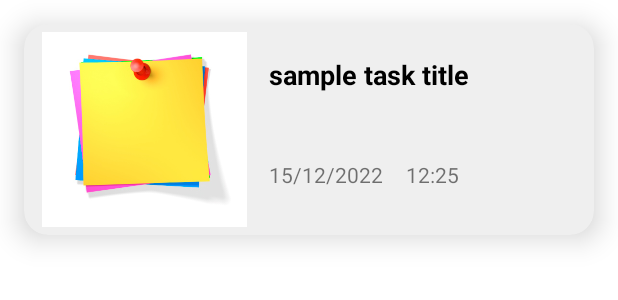
After one commit to JinXue99/FinderX_MAD, an Android app: the layout task_view_for_teacher.xml on its own in the app's theme, with its tools: preview values and no code run, on a phone screen of 412 x 824 dp. The commit adds this screen. Shown: the top 300 px of the screen. Run offline under Robolectric (Android 15) with nearby library versions, the phone set to English and light mode, and no system bars.

Commit message:
Recycle view_task view for teacher

```diff
--- a/app/src/main/java/com/example/finderx_mad/Adapter.java
+++ b/app/src/main/java/com/example/finderx_mad/Adapter.java
@@ -25,7 +25,7 @@ public class Adapter extends RecyclerView.Adapter<Adapter.ViewHolder> {
     @NonNull
     @Override
     public Adapter.ViewHolder onCreateViewHolder(@NonNull ViewGroup parent, int viewType) {
-        View view = inflater.inflate(R.layout.task_view, parent, false);
+        View view = inflater.inflate(R.layout.task_view_for_teacher, parent, false);
         return new ViewHolder(view);
     }
 
--- /dev/null
+++ b/app/src/main/res/layout/task_view_for_teacher.xml
@@ -0,0 +1,81 @@
+<?xml version="1.0" encoding="utf-8"?>
+<androidx.cardview.widget.CardView xmlns:android="http://schemas.android.com/apk/res/android"
+    android:layout_width="match_parent"
+    android:layout_height="wrap_content"
+    xmlns:app="http://schemas.android.com/apk/res-auto"
+    app:cardElevation="12dp"
+    app:cardCornerRadius="16dp"
+    android:layout_margin="16dp"
+    android:backgroundTint="#efefef">
+
+    <androidx.constraintlayout.widget.ConstraintLayout
+        android:layout_width="match_parent"
+        android:layout_height="match_parent"
+        android:elevation="5dp"
+        android:padding="5dp">
+
+        <androidx.constraintlayout.widget.ConstraintLayout
+            android:id="@+id/constraintLayout"
+            android:layout_width="match_parent"
+            android:layout_height="match_parent">
+
+            <ImageView
+                android:id="@+id/ivTaskImage"
+                android:layout_width="150dp"
+                android:layout_height="130dp"
+                app:layout_constraintStart_toStartOf="parent"
+                app:layout_constraintTop_toTopOf="parent"
+                app:srcCompat="@drawable/task_logo" />
+
+            <androidx.constraintlayout.widget.ConstraintLayout
+                android:layout_width="0dp"
+                android:layout_height="0dp"
+                app:layout_constraintBottom_toBottomOf="parent"
+                app:layout_constraintEnd_toEndOf="parent"
+                app:layout_constraintStart_toEndOf="@+id/ivTaskImage"
+                app:layout_constraintTop_toTopOf="parent">
+
+                <TextView
+                    android:id="@+id/nTitle"
+                    android:layout_width="0dp"
+                    android:layout_height="wrap_content"
+                    android:layout_marginStart="8dp"
+                    android:layout_marginTop="16dp"
+                    android:layout_marginEnd="8dp"
+                    android:text="sample task title"
+                    android:textColor="#000000"
+                    android:textSize="18sp"
+                    android:textStyle="bold"
+                    app:layout_constraintEnd_toEndOf="parent"
+                    app:layout_constraintStart_toStartOf="parent"
+                    app:layout_constraintTop_toTopOf="parent" />
+
+                <TextView
+                    android:id="@+id/nTime"
+                    android:layout_width="wrap_content"
+                    android:layout_height="wrap_content"
+                    android:text="12:25"
+                    app:layout_constraintBottom_toBottomOf="@+id/nDate"
+                    app:layout_constraintEnd_toEndOf="parent"
+                    app:layout_constraintHorizontal_bias="0.15"
+                    app:layout_constraintStart_toEndOf="@+id/nDate" />
+
+                <TextView
+                    android:id="@+id/nDate"
+                    android:layout_width="wrap_content"
+                    android:layout_height="wrap_content"
+                    android:layout_marginStart="8dp"
+                    android:text="15/12/2022"
+                    app:layout_constraintBottom_toBottomOf="parent"
+                    app:layout_constraintStart_toStartOf="parent"
+                    app:layout_constraintTop_toBottomOf="@+id/nTitle"
+                    app:layout_constraintVertical_bias="0.64" />
+
+            </androidx.constraintlayout.widget.ConstraintLayout>
+
+        </androidx.constraintlayout.widget.ConstraintLayout>
+
+    </androidx.constraintlayout.widget.ConstraintLayout>
+
+
+</androidx.cardview.widget.CardView>
```
Also changed, not shown: app/src/main/res/layout/task_view_testing.xml (renamed from app/src/main/res/layout/task_view.xml).
